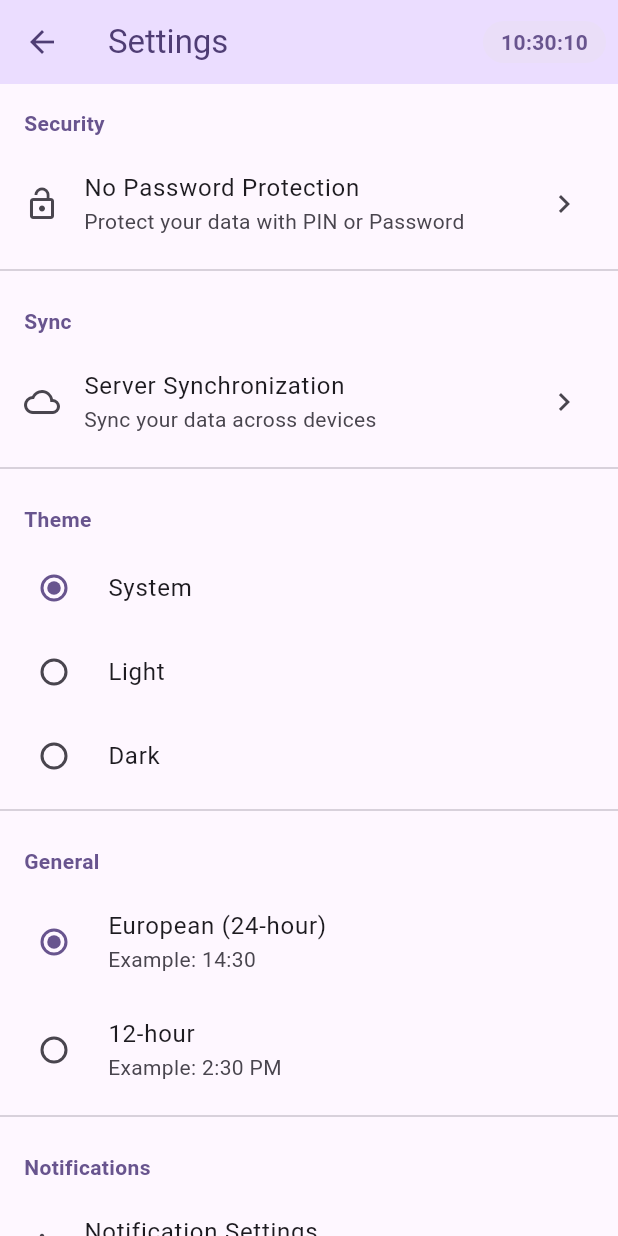
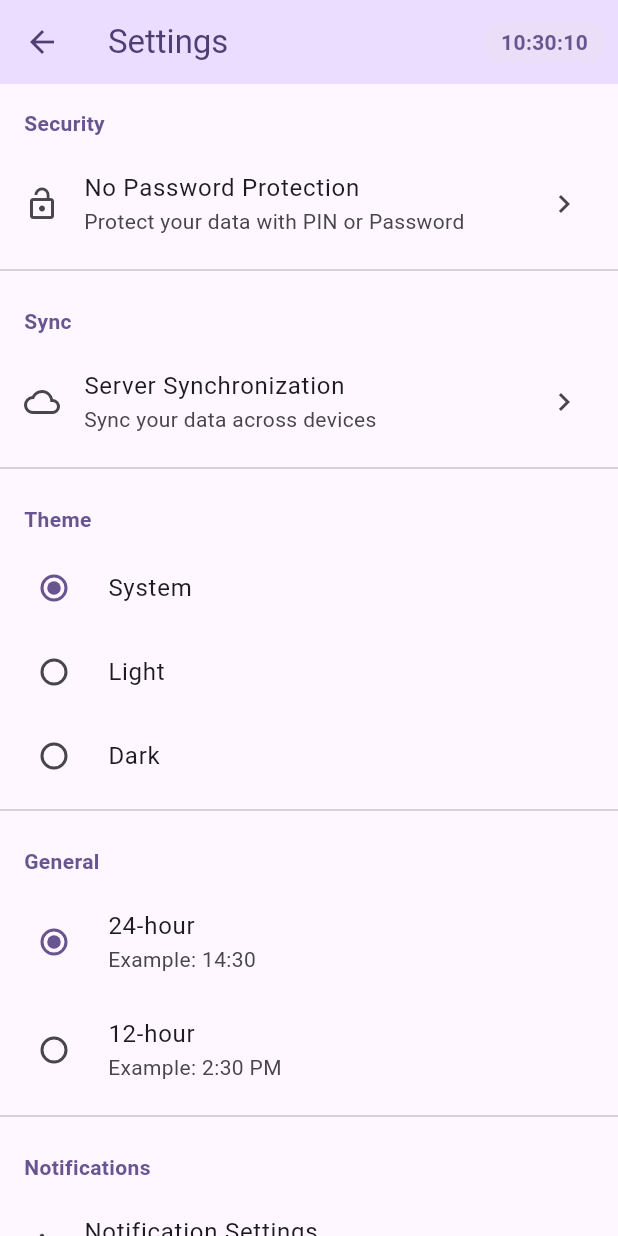
Before and after one commit to Blackyfi/todo_app, a Flutter app: the SettingsScreen screen opened by its route, on a phone screen of 412 x 824 dp. Run offline on Flutter 3.47's test engine with Material 3 defaults, Android fonts, the phone set to English and light mode, and no system bars; our stand-ins replace connectivity_plus, device_info_plus, file_picker, fl_chart, flutter_local_notifications, flutter_riverpod and 8 more; missing offline and left inert: app_settings, home_widget; accounts and stored records are empty; statements that could not run were skipped.

Commit message:
Improve localization consistency and avoid string concatenation
Co-authored-by: Blackyfi <95678677+Blackyfi@users.noreply.github.com>

```diff
--- a/mobile_app/lib/features/categories/screens/categories_screen.dart
+++ b/mobile_app/lib/features/categories/screens/categories_screen.dart
@@ -109,7 +109,7 @@ class _CategoriesScreenState extends mat.State<CategoriesScreen> {
     final confirmed = await mat.showDialog<bool>(
       context: context,
       builder: (context) => mat.AlertDialog(
-        title: mat.Text('${l10n.delete} ${l10n.category}'),
+        title: const mat.Text('Delete Category'),
         content: mat.Text(
           taskCount > 0
               ? 'Are you sure you want to delete "${category.name}"? This category contains $taskCount task(s) and deleting it will also delete all associated tasks.'
--- a/mobile_app/lib/features/settings/screens/settings_screen.dart
+++ b/mobile_app/lib/features/settings/screens/settings_screen.dart
@@ -426,12 +426,12 @@ class _SettingsScreenState extends State<SettingsScreen> {
       child: Column(
         children: [
           RadioListTile<TimeFormat>(
-            title: Text('${l10n.european} (${l10n.twentyFourHour})'),
+            title: Text(l10n.twentyFourHour),
             subtitle: const Text('Example: 14:30'),
             value: TimeFormat.european,
           ),
           RadioListTile<TimeFormat>(
-            title: Text('${l10n.twelveHour}'),
+            title: Text(l10n.twelveHour),
             subtitle: const Text('Example: 2:30 PM'),
             value: TimeFormat.american,
           ),
```
